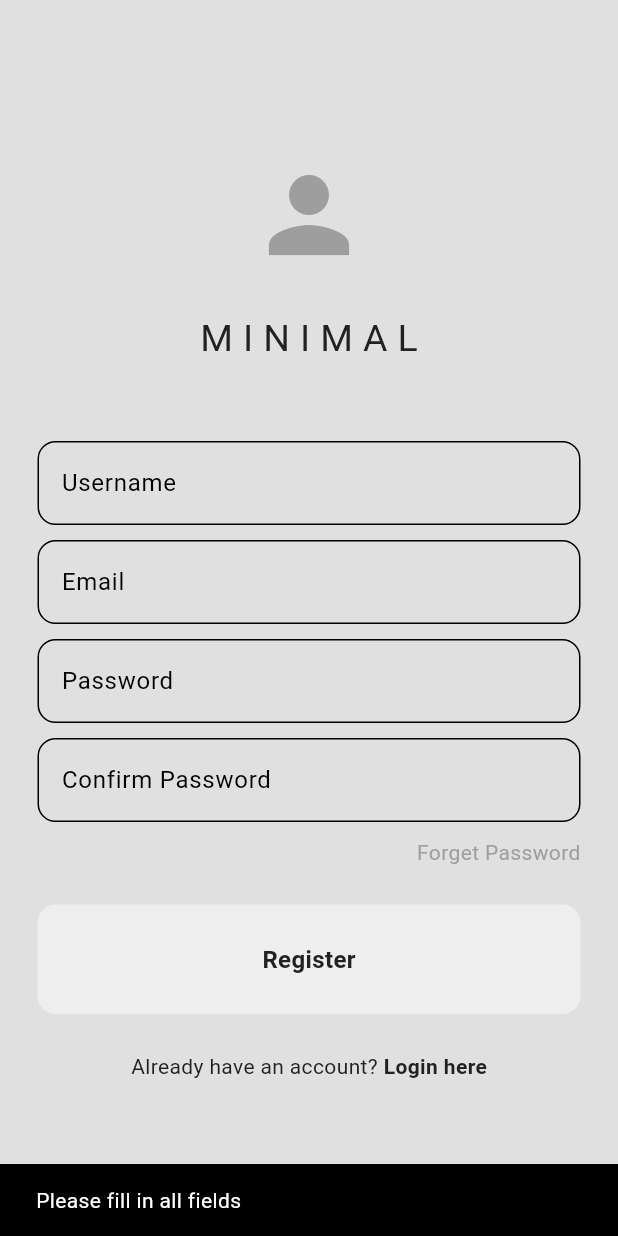
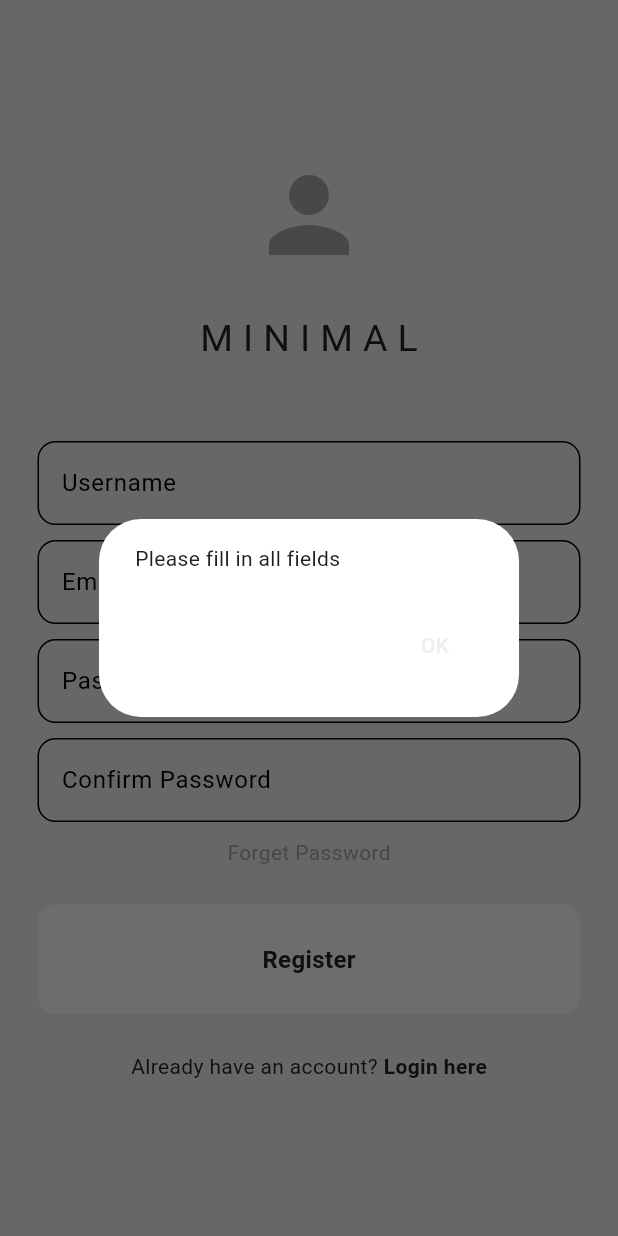
Before and after one commit to Ryuuutaaa/social-app-flutter, a Flutter app: the RegisterPage screen opened directly, after a tap on "Register", on a phone screen of 412 x 824 dp. Run offline on Flutter 3.47's test engine with Material 3 defaults, Android fonts, the phone set to English and light mode, and no system bars; our stand-ins replace cloud_firestore, firebase_auth, firebase_core; accounts and stored records are empty.

```diff
--- a/lib/main.dart
+++ b/lib/main.dart
@@ -1,4 +1,6 @@
 import 'package:firebase_core/firebase_core.dart';
+import 'firebase_options.dart';
+
 import 'package:flutter/material.dart';
 import 'package:flutter_application_1/auth/auth.dart';
 import 'package:flutter_application_1/auth/login_or_register.dart';
@@ -14,7 +16,7 @@ import 'pages/login_page.dart';
 
 void main() async {
   WidgetsFlutterBinding.ensureInitialized();
-  await Firebase.initializeApp(options: DefaultFirebaseOptions.currentPlatform);
+  await Firebase.initializeApp();
   runApp(const MyApp());
 }
 
--- a/lib/pages/register_page.dart
+++ b/lib/pages/register_page.dart
@@ -1,7 +1,9 @@
+import 'package:cloud_firestore/cloud_firestore.dart';
 import 'package:firebase_auth/firebase_auth.dart';
 import 'package:flutter/material.dart';
 import 'package:flutter_application_1/components/my_button.dart';
 import 'package:flutter_application_1/components/my_textfield.dart';
+import 'package:flutter_application_1/pages/home_page.dart'; // Pastikan ini diubah ke lokasi file HomePage Anda
 
 class RegisterPage extends StatefulWidget {
   final void Function()? onTap;
@@ -13,15 +15,13 @@ class RegisterPage extends StatefulWidget {
 }
 
 class _RegisterPageState extends State<RegisterPage> {
-  // Controllers
-  final TextEditingController usernamelController = TextEditingController();
+  final TextEditingController usernameController = TextEditingController();
   final TextEditingController emailController = TextEditingController();
   final TextEditingController passwordController = TextEditingController();
   final TextEditingController confirmPwController = TextEditingController();
 
-  // Register method
   void register() async {
-    // Show loading circle
+    // Tampilkan loading dialog
     showDialog(
       context: context,
       builder: (context) => const Center(
@@ -29,42 +29,78 @@ class _RegisterPageState extends State<RegisterPage> {
       ),
     );
 
-    // Check if fields are empty
-    if (emailController.text.isEmpty || passwordController.text.isEmpty || confirmPwController.text.isEmpty || usernamelController.text.isEmpty) {
-      Navigator.pop(context);
+    // Validasi input
+    if (emailController.text.trim().isEmpty || passwordController.text.trim().isEmpty || confirmPwController.text.trim().isEmpty || usernameController.text.trim().isEmpty) {
+      if (mounted) Navigator.pop(context); // Tutup loading dialog
       _displayMessageToUser("Please fill in all fields", context);
       return;
     }
 
-    // Check if passwords match
     if (passwordController.text != confirmPwController.text) {
-      Navigator.pop(context);
+      if (mounted) Navigator.pop(context); // Tutup loading dialog
       _displayMessageToUser("Passwords do not match!", context);
       return;
     }
 
-    // Try creating the user
     try {
-      await FirebaseAuth.instance.createUserWithEmailAndPassword(
+      // Proses registrasi Firebase
+      UserCredential? userCredential = await FirebaseAuth.instance.createUserWithEmailAndPassword(
         email: emailController.text.trim(),
         password: passwordController.text.trim(),
       );
 
-      // Pop loading screen
-      Navigator.pop(context);
-      _displayMessageToUser("Account created successfully!", context);
+      // Simpan data ke Firestore
+      await createUserDocument(userCredential);
+
+      if (mounted) {
+        Navigator.pop(context); // Tutup loading dialog
+        // Navigasi ke halaman HomePage
+        Navigator.pushReplacement(
+          context,
+          MaterialPageRoute(builder: (context) => const HomePage()),
+        );
+      }
     } on FirebaseAuthException catch (e) {
-      Navigator.pop(context);
-
-      // Display error message
-      _displayMessageToUser(e.message ?? "An error occurred", context);
+      if (mounted) Navigator.pop(context); // Tutup loading dialog
+      String message;
+      switch (e.code) {
+        case 'email-already-in-use':
+          message = "This email is already registered.";
+          break;
+        case 'invalid-email':
+          message = "The email address is invalid.";
+          break;
+        case 'weak-password':
+          message = "The password is too weak.";
+          break;
+        default:
+          message = e.message ?? "An unknown error occurred.";
+      }
+      _displayMessageToUser(message, context);
     }
   }
 
-  // Display a message to the user
+  Future<void> createUserDocument(UserCredential? userCredential) async {
+    if (userCredential != null && userCredential.user != null) {
+      await FirebaseFirestore.instance.collection("Users").doc(userCredential.user!.uid).set({
+        'email': userCredential.user!.email,
+        'username': usernameController.text,
+      });
+    }
+  }
+
   void _displayMessageToUser(String message, BuildContext context) {
-    ScaffoldMessenger.of(context).showSnackBar(
-      SnackBar(content: Text(message)),
+    showDialog(
+      context: context,
+      builder: (context) => AlertDialog(
+        content: Text(message),
+        actions: [
+          TextButton(
+            onPressed: () => Navigator.pop(context),
+            child: const Text("OK"),
+          ),
+        ],
+      ),
     );
   }
 
@@ -79,81 +115,56 @@ class _RegisterPageState extends State<RegisterPage> {
             child: Column(
               mainAxisAlignment: MainAxisAlignment.center,
               children: [
-                // Logo
                 Icon(
                   Icons.person,
                   size: 80,
                   color: Theme.of(context).colorScheme.inversePrimary,
                 ),
-
                 const SizedBox(height: 25),
-
-                // App name
                 const Text(
                   "M I N I M A L",
                   style: TextStyle(fontSize: 25),
                 ),
-
                 const SizedBox(height: 50),
-
-                // Username textfield
                 MyTextfield(
                   hinText: "Username",
                   obsucreText: false,
-                  controller: usernamelController,
+                  controller: usernameController,
                 ),
-
                 const SizedBox(height: 10),
-
-                // Email textfield
                 MyTextfield(
                   hinText: "Email",
                   obsucreText: false,
                   controller: emailController,
                 ),
-
                 const SizedBox(height: 10),
-
-                // Password textfield
                 MyTextfield(
                   hinText: "Password",
                   obsucreText: true,
                   controller: passwordController,
                 ),
-
                 const SizedBox(height: 10),
-
-                // Confirm password textfield
                 MyTextfield(
                   hinText: "Confirm Password",
                   obsucreText: true,
                   controller: confirmPwController,
                 ),
-
                 const SizedBox(height: 10),
-
-                // Forget password
-                Row(
-                  mainAxisAlignment: MainAxisAlignment.end,
-                  children: [
-                    Text(
-                      "Forget Password",
-                      style: TextStyle(color: Theme.of(context).colorScheme.inversePrimary),
-                    ),
-                  ],
+                GestureDetector(
+                  onTap: () {
+                    // Arahkan ke halaman lupa password
+                  },
+                  child: Text(
+                    "Forget Password",
+                    style: TextStyle(color: Theme.of(context).colorScheme.inversePrimary),
+                  ),
                 ),
-
                 const SizedBox(height: 25),
-
-                // Register button
                 MyButton(
                   text: "Register",
                   onTab: register,
                 ),
-
                 const SizedBox(height: 25),
-
-                // Already have an account?
                 Row(
                   mainAxisAlignment: MainAxisAlignment.center,
                   children: [
--- a/lib/pages/user_page.dart
+++ b/lib/pages/user_page.dart
@@ -7,7 +7,7 @@ class UserPage extends StatelessWidget {
   Widget build(BuildContext context) {
     return Scaffold(
       appBar: AppBar(
-        title: Text("Users"),
+        title: const Text("Users"),
       ),
     );
   }
--- a/pubspec.yaml
+++ b/pubspec.yaml
@@ -37,6 +37,7 @@ dependencies:
   cupertino_icons: ^1.0.8
   firebase_core: ^3.8.0
   firebase_auth: ^5.3.3
+  cloud_firestore: ^5.5.0
 
 dev_dependencies:
   flutter_test:
```
Also changed, not shown: pubspec.lock, 3 other files.
